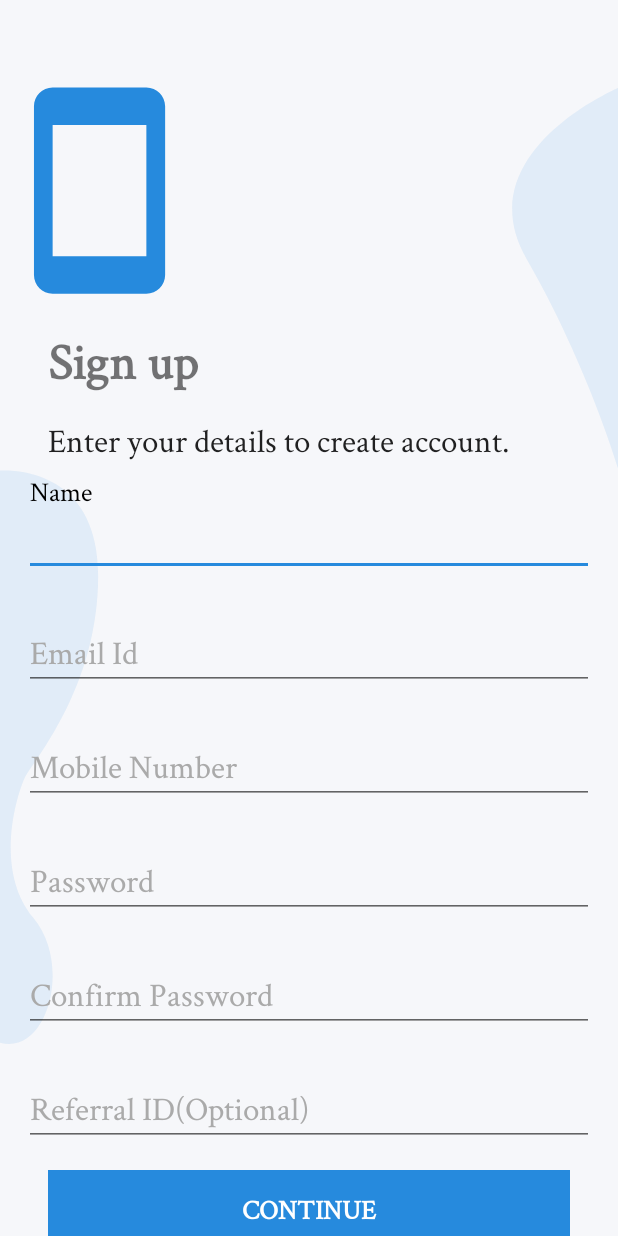
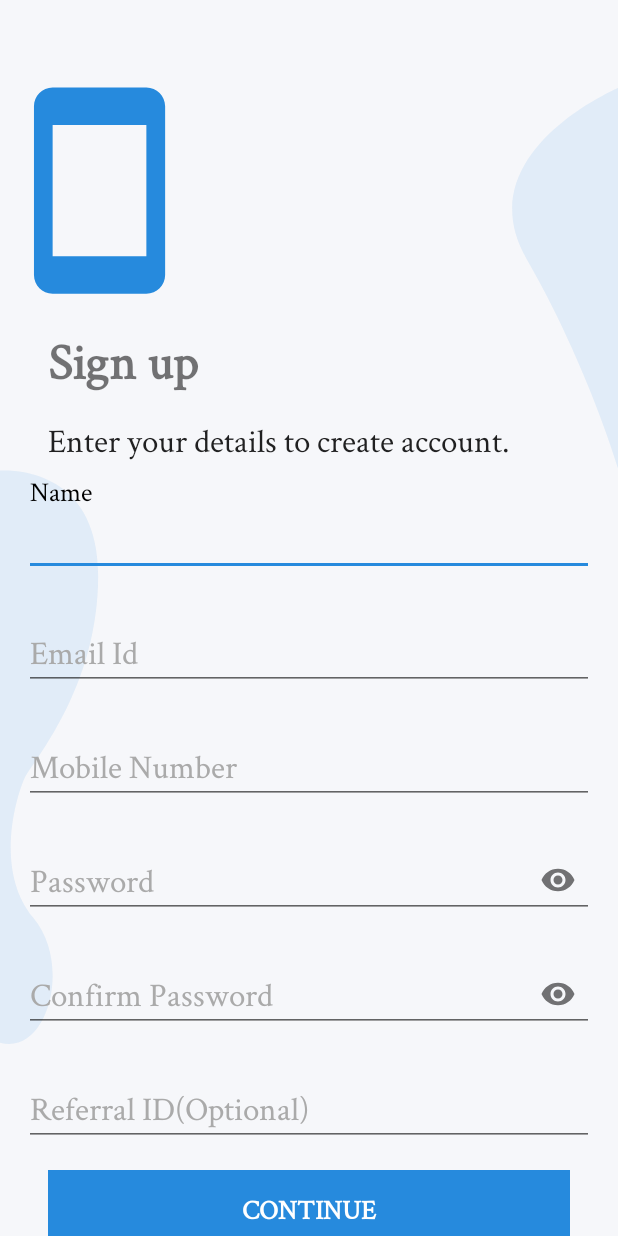
Before and after one commit to Akshay-Sawant/android-app-sure-shot, an Android app: the screen it shows after launch (MainActivity), on a phone screen of 412 x 824 dp. Run offline under Robolectric (Android 15) with nearby library versions, the phone set to English and light mode, and no system bars; our stand-ins replace navigation-ui.

Commit message:
SignUpFragment.kt: - added password toggle buttons to the password and confirm password fields - disabled the validation temporarily - navigated directly to otp screen on click of the button

```diff
--- a/app/src/main/res/layout/fragment_sign_up.xml
+++ b/app/src/main/res/layout/fragment_sign_up.xml
@@ -125,7 +125,8 @@
             app:hintTextAppearance="@android:style/TextAppearance.Medium"
             app:layout_constraintEnd_toStartOf="@+id/guidelineEnd"
             app:layout_constraintStart_toEndOf="@+id/guidelineStart"
-            app:layout_constraintTop_toBottomOf="@+id/textInputLayoutSignUpMobileNumber">
+            app:layout_constraintTop_toBottomOf="@+id/textInputLayoutSignUpMobileNumber"
+            app:passwordToggleEnabled="true">
 
             <com.google.android.material.textfield.TextInputEditText
                 android:id="@+id/textInputEditTextSignUpPassword"
@@ -146,7 +147,8 @@
             app:hintTextAppearance="@android:style/TextAppearance.Medium"
             app:layout_constraintEnd_toStartOf="@+id/guidelineEnd"
             app:layout_constraintStart_toEndOf="@+id/guidelineStart"
-            app:layout_constraintTop_toBottomOf="@+id/textInputLayoutSignUpPassword">
+            app:layout_constraintTop_toBottomOf="@+id/textInputLayoutSignUpPassword"
+            app:passwordToggleEnabled="true">
 
             <com.google.android.material.textfield.TextInputEditText
                 android:id="@+id/textInputEditTextSignUpConfirmPassword"
```
Also changed, not shown: app/src/main/java/com/sureshotdiscount/app/ui/signup/SignUpFragment.kt (+7 -8 lines).
